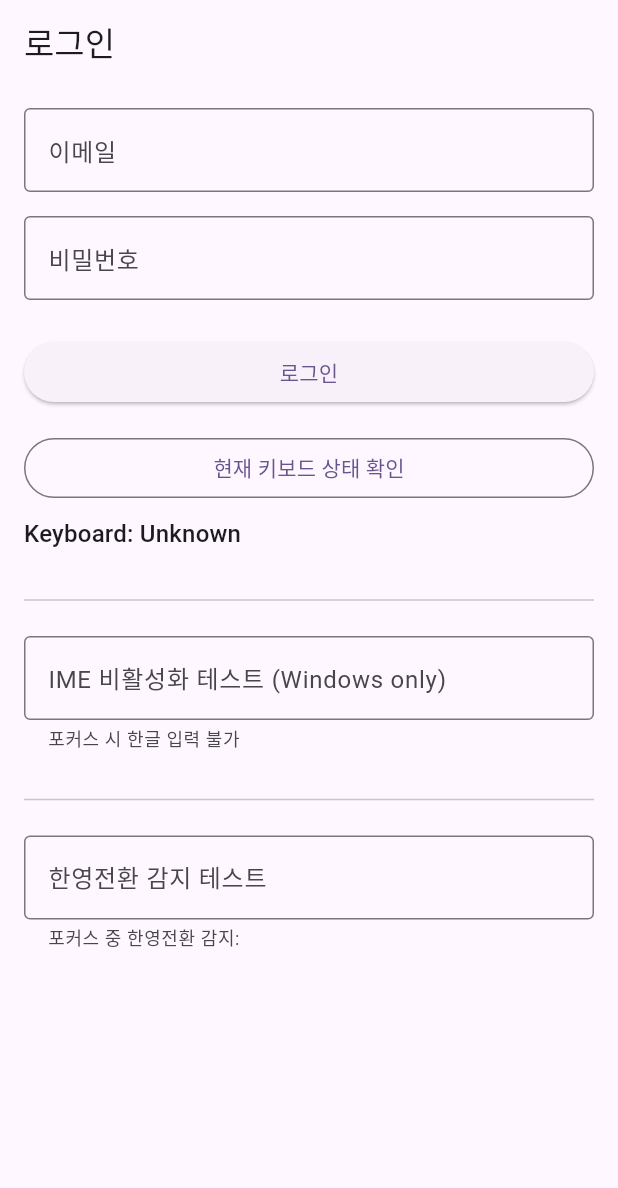
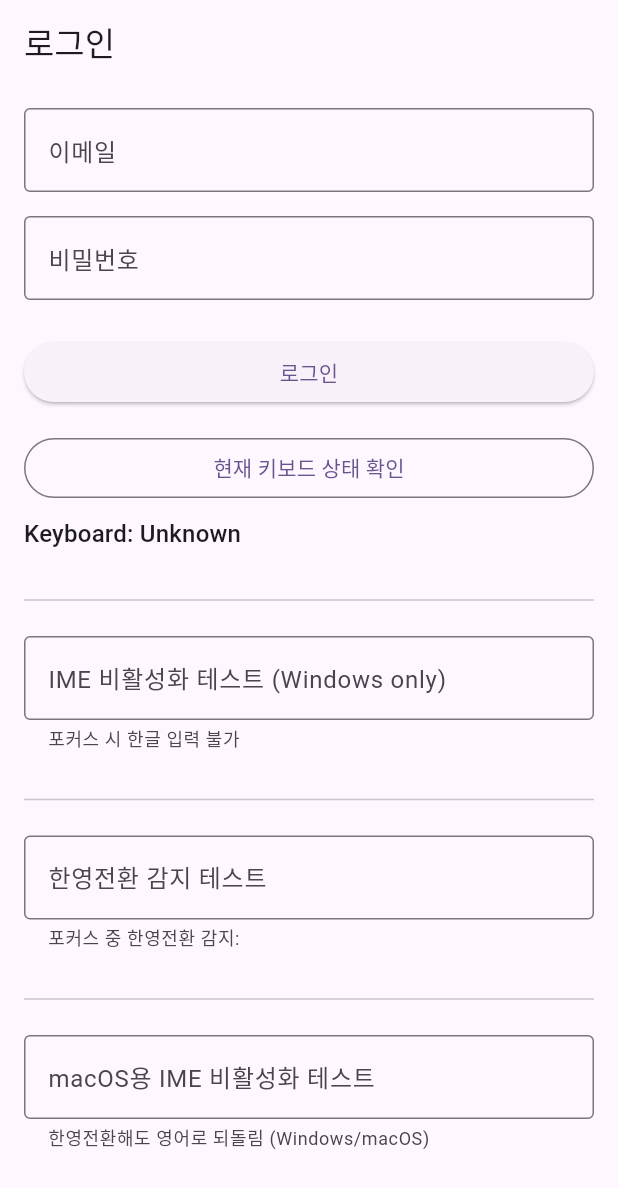
Before and after one commit to kihyun1998/flutter_ime, a Flutter app: the screen it shows after launch, on a phone screen of 412 x 824 dp. Shown: the top 1188 px of the screen. Run offline on Flutter 3.47's test engine with Material 3 defaults, Android fonts, the phone set to English and light mode, and no system bars; our stand-ins replace plugin_platform_interface.

Commit message:
update example,readme

```diff
--- a/example/lib/main.dart
+++ b/example/lib/main.dart
@@ -1,6 +1,7 @@
 import 'dart:async';
 
 import 'package:flutter/material.dart';
+import 'package:flutter/services.dart';
 import 'package:flutter_ime/flutter_ime.dart';
 
 void main() {
@@ -35,15 +36,20 @@ class _LoginPageState extends State<LoginPage> {
   final _passwordController = TextEditingController();
   final _imeTestController = TextEditingController();
   final _inputSourceTestController = TextEditingController();
+  final _macosImeTestController = TextEditingController();
   final _passwordFocusNode = FocusNode();
   final _imeTestFocusNode = FocusNode();
   final _inputSourceTestFocusNode = FocusNode();
+  final _macosImeTestFocusNode = FocusNode();
   String _keyboardStatus = 'Unknown';
   String _passwordDisplay = '';
 
   // 한영전환 감지 (포커스 시에만)
   StreamSubscription<bool>? _inputSourceSubscription;
   String _inputSourceStatus = '';
+
+  // macOS IME 비활성화용
+  StreamSubscription<bool>? _macosImeSubscription;
 
   @override
   void initState() {
@@ -72,6 +78,24 @@ class _LoginPageState extends State<LoginPage> {
         _inputSourceStatus = isEnglish ? 'English' : 'Korean';
       });
     });
+
+    // macOS용 IME 비활성화: 포커스 시 영어로 전환 + 한영전환 감지해서 되돌림
+    _macosImeTestFocusNode.addListener(() {
+      if (_macosImeTestFocusNode.hasFocus) {
+        // 포커스 받으면 영어로 전환
+        setEnglishKeyboard();
+        // 한영전환 감지해서 영어로 되돌림
+        _macosImeSubscription = onInputSourceChanged().listen((isEnglish) {
+          if (!isEnglish) {
+            setEnglishKeyboard();
+          }
+        });
+      } else {
+        // 포커스 잃으면 구독 취소
+        _macosImeSubscription?.cancel();
+        _macosImeSubscription = null;
+      }
+    });
   }
 
   Future<void> _checkKeyboardStatus() async {
@@ -84,13 +108,16 @@ class _LoginPageState extends State<LoginPage> {
   @override
   void dispose() {
     _inputSourceSubscription?.cancel();
+    _macosImeSubscription?.cancel();
     _emailController.dispose();
     _passwordController.dispose();
     _imeTestController.dispose();
     _inputSourceTestController.dispose();
+    _macosImeTestController.dispose();
     _passwordFocusNode.dispose();
     _imeTestFocusNode.dispose();
     _inputSourceTestFocusNode.dispose();
+    _macosImeTestFocusNode.dispose();
     super.dispose();
   }
 
@@ -172,6 +199,23 @@ class _LoginPageState extends State<LoginPage> {
                 border: const OutlineInputBorder(),
               ),
             ),
+            const SizedBox(height: 24),
+            const Divider(),
+            const SizedBox(height: 16),
+            TextField(
+              controller: _macosImeTestController,
+              focusNode: _macosImeTestFocusNode,
+              decoration: const InputDecoration(
+                labelText: 'macOS용 IME 비활성화 테스트',
+                helperText: '한영전환해도 영어로 되돌림 (Windows/macOS)',
+                border: OutlineInputBorder(),
+              ),
+              inputFormatters: [
+                FilteringTextInputFormatter.allow(
+                  RegExp(r'[a-zA-Z0-9!@#$%^&*()_+\-=\[\]{};:"\\|,.<>/?`~ ]'),
+                ),
+              ],
+            ),
           ],
         ),
       ),
```
Also changed, not shown: 1 other file.
